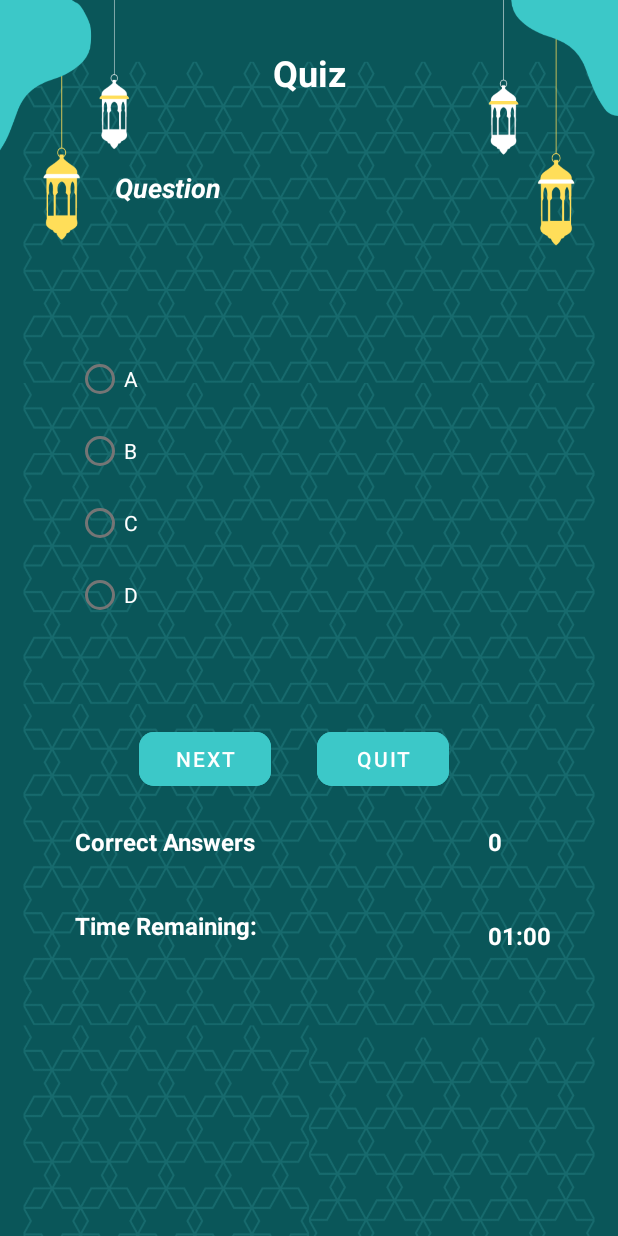
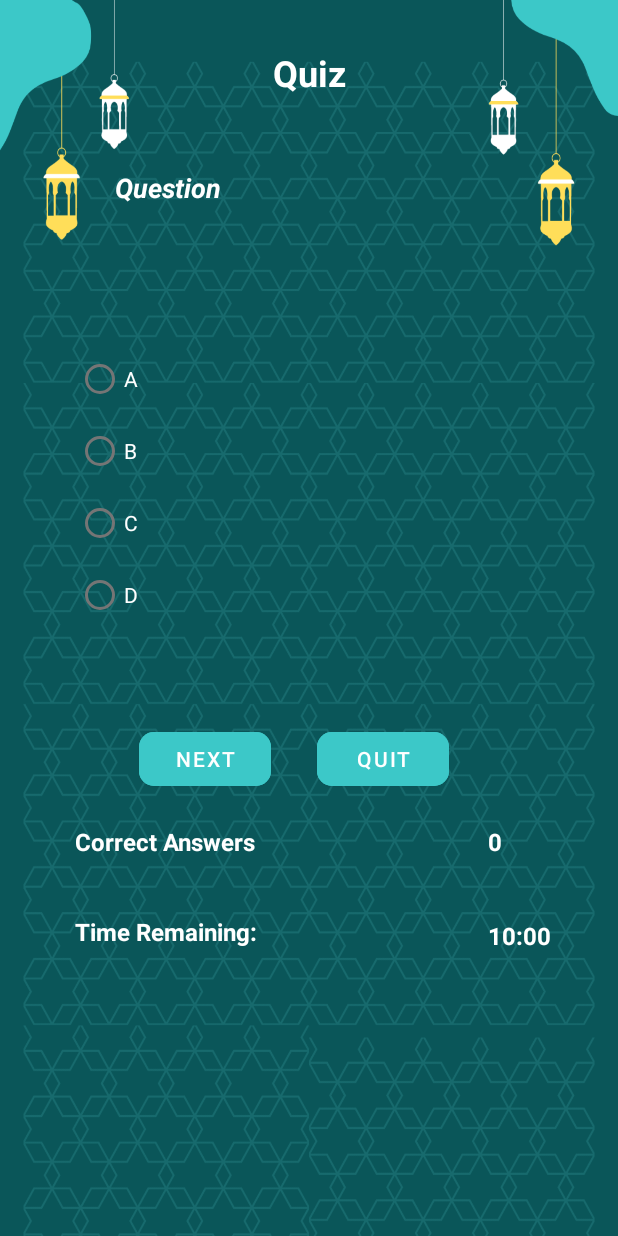
Before and after one commit to abdul-hanan-1/Makharij-ul-Huruf, an Android app: the layout activity_quiz.xml on its own in the app's theme, with its tools: preview values and no code run, on a phone screen of 412 x 824 dp. Run offline under Robolectric (Android 15) with nearby library versions, the phone set to English and light mode, and no system bars; Roboto replaces fonts that are not available here.

Commit message:
handled state management of quiz activity during layout change

```diff
--- a/app/src/main/res/layout-land/activity_quiz.xml
+++ b/app/src/main/res/layout-land/activity_quiz.xml
@@ -10,7 +10,7 @@
         android:id="@+id/textView"
         android:layout_width="wrap_content"
         android:layout_height="wrap_content"
-        android:layout_marginTop="28dp"
+        android:layout_marginTop="16dp"
         android:text="Quiz"
         android:textSize="24sp"
         android:textStyle="bold"
@@ -61,7 +61,7 @@
 
         <RadioButton
             android:id="@+id/radioButton4"
-            android:layout_width="253dp"
+            android:layout_width="match_parent"
             android:layout_height="29dp"
             android:text="D" />
     </RadioGroup>
@@ -126,7 +126,7 @@
         app:layout_constraintBottom_toTopOf="@+id/question"
         app:layout_constraintStart_toStartOf="parent"
         app:layout_constraintTop_toTopOf="parent"
-        app:layout_constraintVertical_bias="0.525" />
+        app:layout_constraintVertical_bias="0.621" />
 
     <TextView
         android:id="@+id/countDownText"
@@ -136,6 +136,8 @@
         android:textStyle="bold"
         app:layout_constraintBottom_toTopOf="@+id/question"
         app:layout_constraintEnd_toStartOf="@+id/textView"
+        app:layout_constraintHorizontal_bias="0.49"
         app:layout_constraintStart_toEndOf="@+id/textView6"
-        app:layout_constraintTop_toTopOf="parent" />
+        app:layout_constraintTop_toTopOf="parent"
+        app:layout_constraintVertical_bias="0.621" />
 </androidx.constraintlayout.widget.ConstraintLayout>
--- a/app/src/main/res/layout/activity_quiz.xml
+++ b/app/src/main/res/layout/activity_quiz.xml
@@ -143,13 +143,13 @@
         app:layout_constraintHorizontal_bias="0.292"
         app:layout_constraintStart_toStartOf="parent"
         app:layout_constraintTop_toBottomOf="@+id/score"
-        app:layout_constraintVertical_bias="0.155" />
+        app:layout_constraintVertical_bias="0.174" />
 
     <TextView
         android:id="@+id/countDownText"
         android:layout_width="58dp"
         android:layout_height="32dp"
-        android:text="01:00"
+        android:text="10:00"
         android:textColor="#FFFFFF"
         android:textSize="16sp"
         android:textStyle="bold"
```
Also changed, not shown: app/src/main/java/com/example/makharij_ul_huruf/quiz.java (+55 -4 lines).
